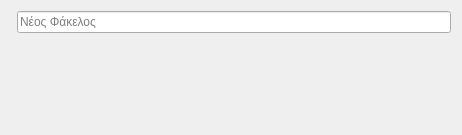
The window that ui/6_Team_Space/CreateDirectoryScreen.ui (F1l14/Software-Engineering-2025) describes before a commit, drawn with Qt 5.
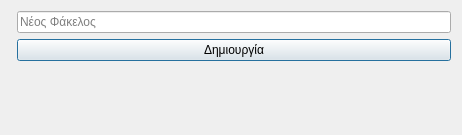
The same window after the commit.

Commit message: feat: add CreateDirectory functionality and UI integration in team space

Patch:
```diff
--- a/ui/6_Team_Space/CreateDirectoryScreen.ui
+++ b/ui/6_Team_Space/CreateDirectoryScreen.ui
@@ -21,6 +21,13 @@
      </property>
     </widget>
    </item>
+   <item row="1" column="1">
+    <widget class="QPushButton" name="pushButton">
+     <property name="text">
+      <string>Δημιουργία</string>
+     </property>
+    </widget>
+   </item>
   </layout>
  </widget>
  <resources/>
```
The commit also changes 5 other files.
